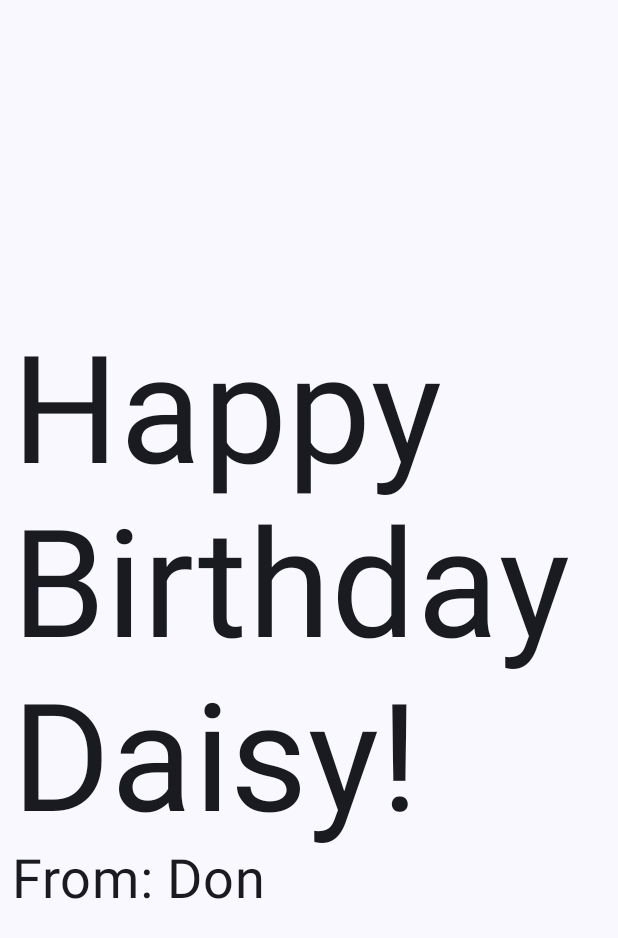
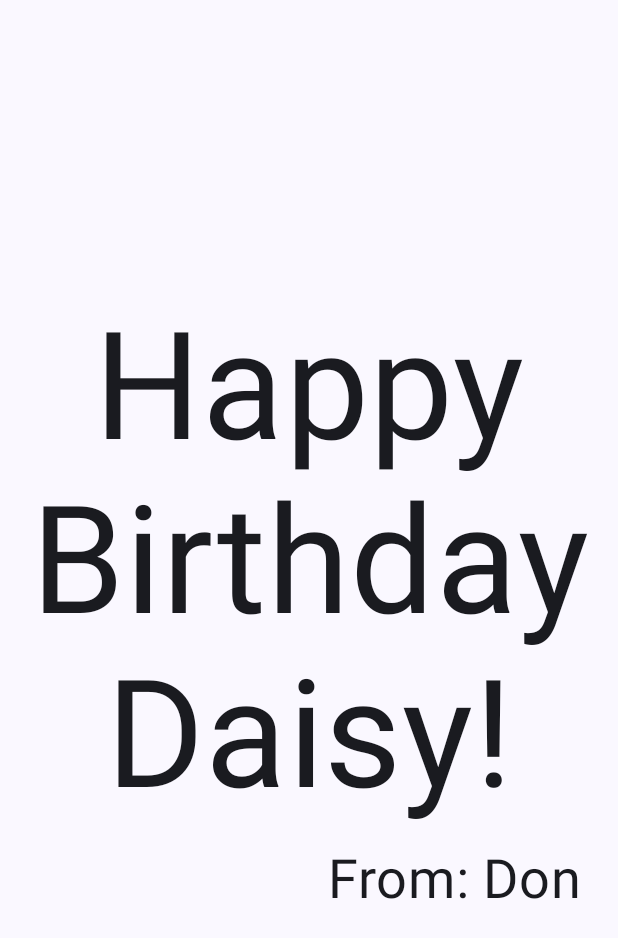
Before and after one commit to DonMykl/ComposeBirthday, an Android app built with Jetpack Compose: the screen it shows after launch (MainActivity), on a phone screen of 412 x 824 dp. Shown: the top 938 px of the screen. Run offline under Robolectric (Android 15) with nearby library versions, the phone set to English and light mode, and no system bars.

Commit message:
Added Column

```diff
--- a/app/src/main/AndroidManifest.xml
+++ b/app/src/main/AndroidManifest.xml
@@ -15,7 +15,6 @@
         <activity
             android:name=".MainActivity"
             android:exported="true"
-            android:label="@string/app_name"
             android:theme="@style/Theme.ComposeBirthday">
             <intent-filter>
                 <action android:name="android.intent.action.MAIN" />
--- a/app/src/main/java/com/example/composebirthday/MainActivity.kt
+++ b/app/src/main/java/com/example/composebirthday/MainActivity.kt
@@ -9,16 +9,16 @@ import androidx.compose.foundation.layout.Column
 import androidx.compose.foundation.layout.fillMaxSize
 import androidx.compose.foundation.layout.padding
 import androidx.compose.material3.MaterialTheme
-import androidx.compose.material3.Scaffold
 import androidx.compose.material3.Surface
 import androidx.compose.material3.Text
 import androidx.compose.runtime.Composable
+import androidx.compose.ui.Alignment
 import androidx.compose.ui.Modifier
+import androidx.compose.ui.text.style.TextAlign
 import androidx.compose.ui.tooling.preview.Preview
 import androidx.compose.ui.unit.dp
 import androidx.compose.ui.unit.sp
 import com.example.composebirthday.ui.theme.ComposeBirthdayTheme
-import org.w3c.dom.Text
 
 class MainActivity : ComponentActivity() {
     override fun onCreate(savedInstanceState: Bundle?) {
@@ -47,11 +47,15 @@ fun WagwanText(modifier: Modifier = Modifier, message: String, from: String) {
         Text(
             text = message,
             fontSize = 100.sp,
-            lineHeight = 116.sp
+            lineHeight = 116.sp,
+            textAlign = TextAlign.Center
         )
         Text(
             text = from,
-            fontSize = 36.sp
+            fontSize = 36.sp,
+            modifier = Modifier
+                .padding(16.dp)
+                .align(alignment = Alignment.End)
         )
     }
 
--- a/app/src/main/java/com/example/composebirthday/ui/theme/Theme.kt
+++ b/app/src/main/java/com/example/composebirthday/ui/theme/Theme.kt
@@ -1,6 +1,5 @@
 package com.example.composebirthday.ui.theme
 
-import android.app.Activity
 import android.os.Build
 import androidx.compose.foundation.isSystemInDarkTheme
 import androidx.compose.material3.MaterialTheme
```
